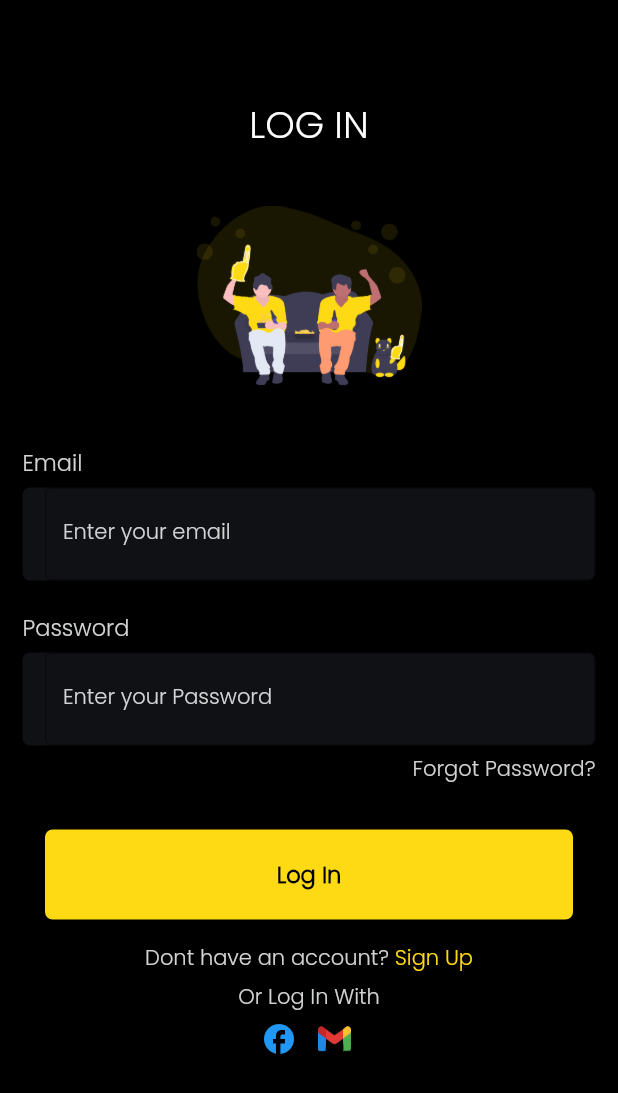
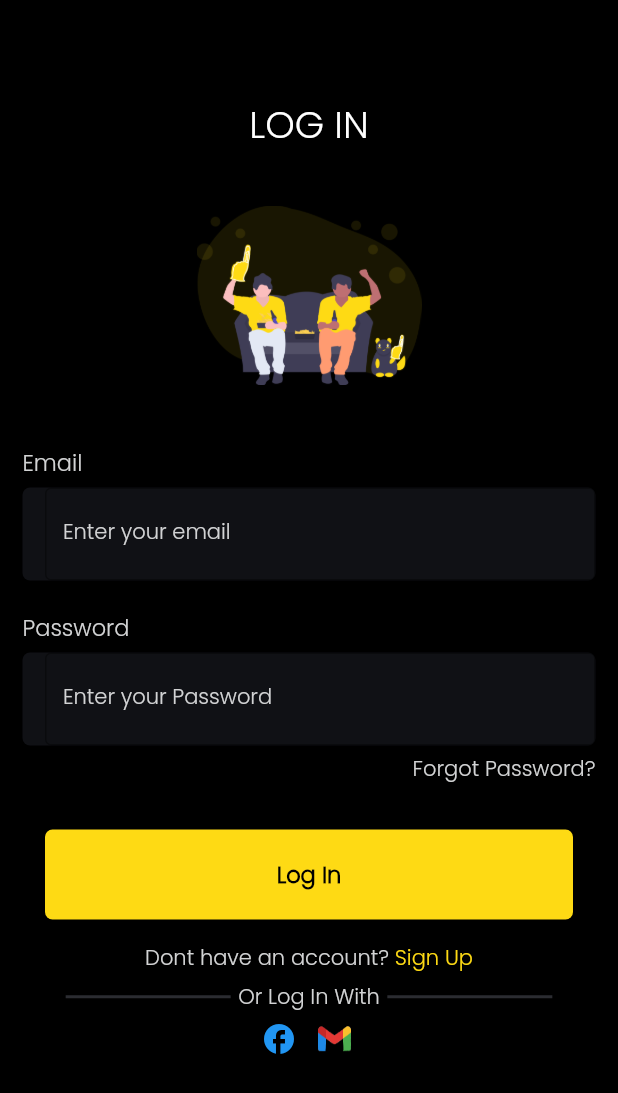
Before and after one commit to swarnasenj/Tournaments-app, a Flutter app: the screen it shows after launch, on a phone screen of 412 x 824 dp. Shown: the top 1093 px of the screen. Run offline on Flutter 3.47's test engine with Material 2 defaults, Android fonts, the light colour scheme and no system bars.

Commit message:
second commit

```diff
--- a/lib/Screens/login_screen.dart
+++ b/lib/Screens/login_screen.dart
@@ -187,13 +187,14 @@ class _LoginScreenState extends State<LoginScreen> {
                       Row(
                         mainAxisAlignment: MainAxisAlignment.center,
                         children: [
-                          const Divider(
-                            color: Colors.white,
-                            height: 20,
-                            thickness: 20,
-
-
+                          Container(
+                            color: const Color(0xff2B2C31),
+                            height: 2,
+                            width: 110,
                           ),
+                           const SizedBox(
+                        width: 5,
+                      ),
                           Container(
                             alignment: Alignment.center,
                             child: const Text(
@@ -204,26 +205,35 @@ class _LoginScreenState extends State<LoginScreen> {
                               ),
                             ),
                           ),
-                          const Divider(
-                            color: Colors.green,
-                            height: 20,
-                            thickness: 1.9,
-
+                           const SizedBox(
+                        width: 5,
+                      ),
+                          Container(
+                            color: const Color(0xff2B2C31),
+                            height: 2,
+                            width: 110,
                           ),
                         ],
                       ),
-                      const SizedBox(height: 5,),
+                      const SizedBox(
+                        height: 5,
+                      ),
                       Row(
                         mainAxisAlignment: MainAxisAlignment.center,
                         children: [
-
-                          const Icon(Icons.facebook_rounded,color: Colors.blue,),
-                          const SizedBox(width: 10,),
+                          const Icon(
+                            Icons.facebook_rounded,
+                            color: Colors.blue,
+                          ),
+                          const SizedBox(
+                            width: 10,
+                          ),
                           Container(
                             height: 25,
                             width: 30,
-                            child: Image.asset('assets/images/gmail.png',
-                          ),
+                            child: Image.asset(
+                              'assets/images/gmail.png',
+                            ),
                           )
                         ],
                       ),
```
Also changed, not shown: lib/Screens/signup_screens.dart (+54 -3 lines).
